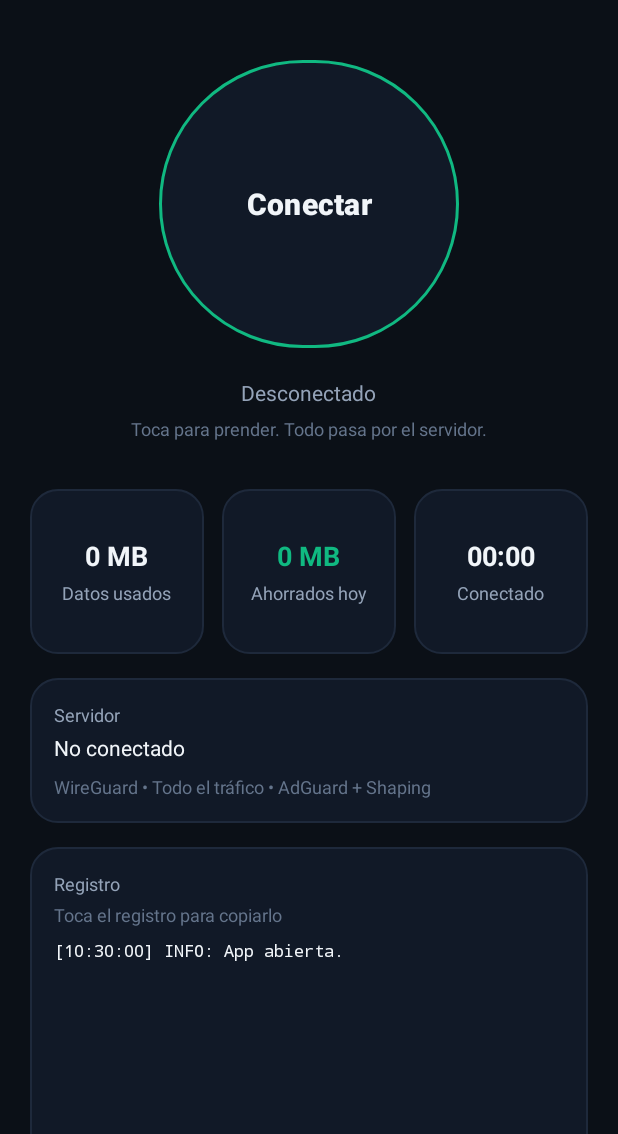
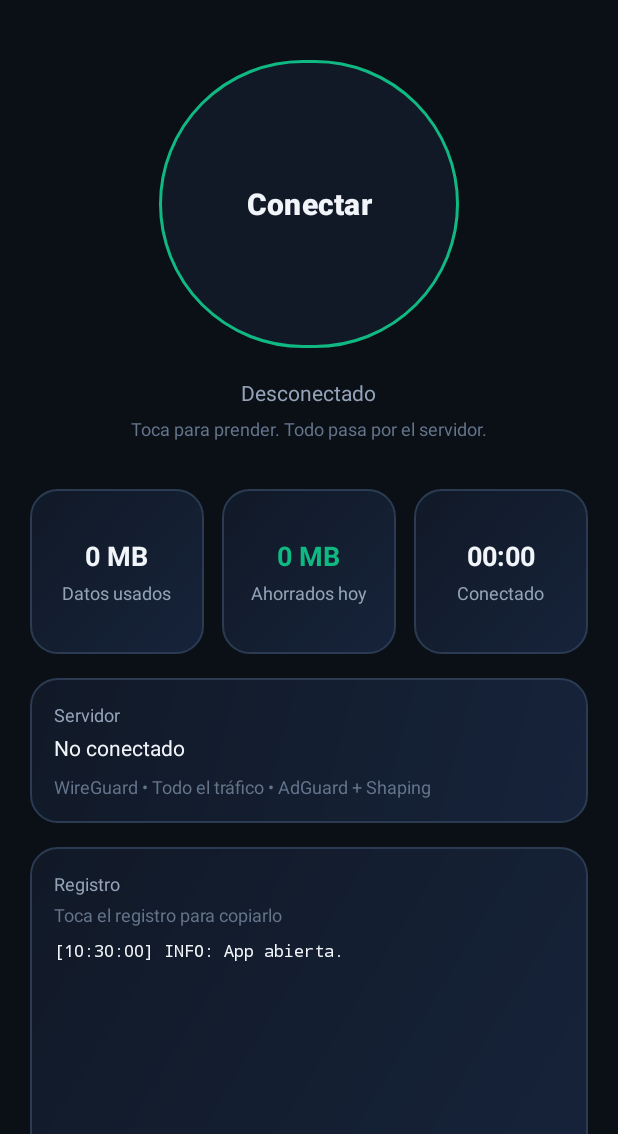
Before and after one commit to Samuveg04/ahorro-datos, an Android app: the screen it shows after launch (MainActivity), on a phone screen of 412 x 824 dp, the part 102-1236 px from its top. Run offline under Robolectric (Android 15) with nearby library versions, the phone set to English and light mode, and no system bars.

Commit message:
Fix v3 crash desconectar + diseno + log duplicado: app/src/main/res/drawable/bg_card.xml

```diff
--- a/app/src/main/res/drawable/bg_card.xml
+++ b/app/src/main/res/drawable/bg_card.xml
@@ -1,6 +1,10 @@
 <?xml version="1.0" encoding="utf-8"?>
 <shape xmlns:android="http://schemas.android.com/apk/res/android" android:shape="rectangle">
-    <solid android:color="#111927" />
+    <gradient
+        android:angle="135"
+        android:startColor="#16233A"
+        android:endColor="#111927"
+        android:type="linear" />
     <corners android:radius="18dp" />
-    <stroke android:width="1dp" android:color="#1E293B" />
+    <stroke android:width="1dp" android:color="#2A3B52" />
 </shape>
```
